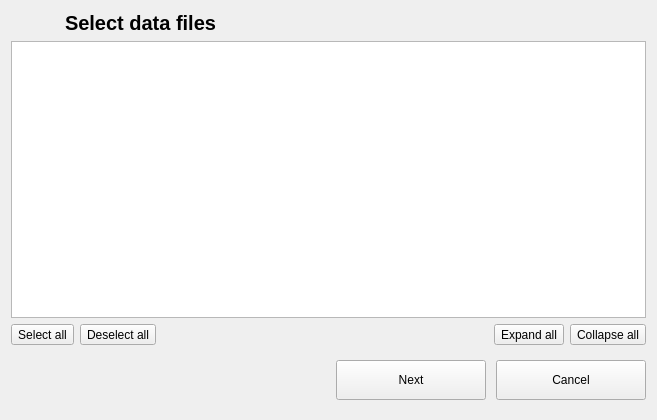
Qt form python/resources/ui/DataSelector.ui (introlab/OpenIMU) before a commit.
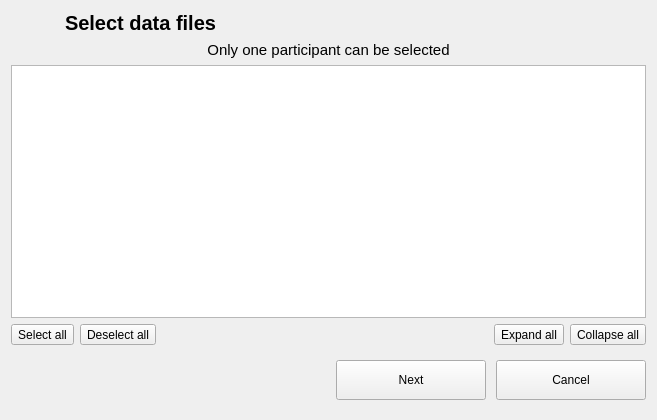
The same form after that commit. Icons and pictures are not drawn.

The edit to the form file:
```diff
--- a/python/resources/ui/DataSelector.ui
+++ b/python/resources/ui/DataSelector.ui
@@ -68,6 +68,21 @@
      </layout>
     </widget>
    </item>
+   <item>
+    <widget class="QLabel" name="lblOnlyOneParticipant">
+     <property name="font">
+      <font>
+       <pointsize>11</pointsize>
+      </font>
+     </property>
+     <property name="text">
+      <string>Only one participant can be selected</string>
+     </property>
+     <property name="alignment">
+      <set>Qt::AlignCenter</set>
+     </property>
+    </widget>
+   </item>
    <item>
     <widget class="QTreeWidget" name="treeData">
      <property name="editTriggers">
```
